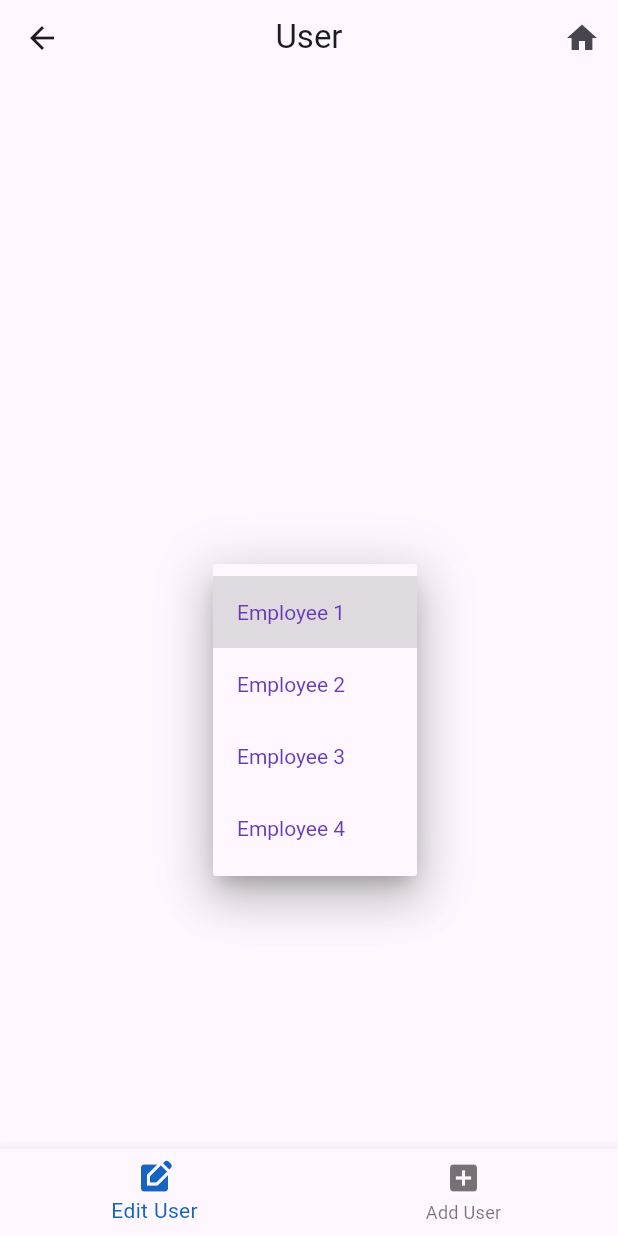
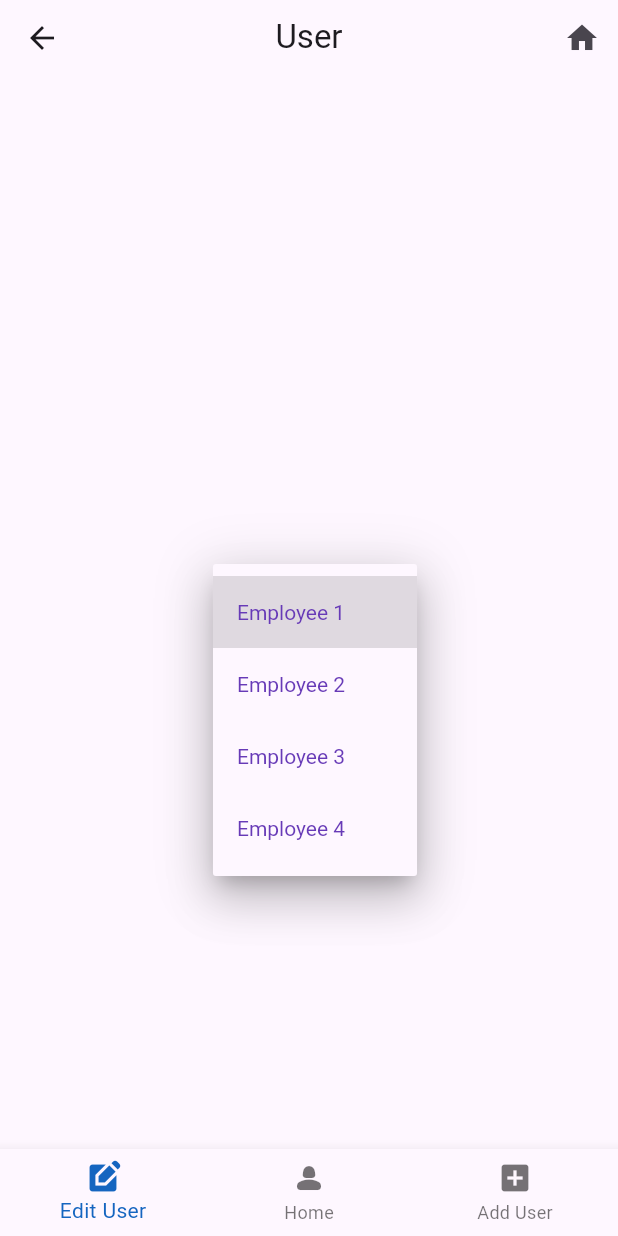
Before and after one commit to aagoel/StitchVault, a Flutter app: the User screen opened directly, after a tap on "Employee 1", on a phone screen of 412 x 824 dp. Run offline on Flutter 3.47's test engine with Material 2 defaults, Android fonts, the phone set to English and light mode, and no system bars; our stand-ins replace carousel_slider, dots_indicator.

Commit message:
User page modified (#6)

```diff
--- a/lib/user.dart
+++ b/lib/user.dart
@@ -10,16 +10,20 @@ class User extends StatefulWidget {
 }
 
 class _UserBottomNavigationBarExampleState extends State<User> {
-  int _selectedIndex = 0;
+  int _selectedIndex = 1;
   final String title = "User";
   static const TextStyle optionStyle =
       TextStyle(fontSize: 30, fontWeight: FontWeight.bold);
   static const List<Widget> _widgetOptions = <Widget>[
     DropdownButtonExample(),
     Text(
-      'Index 1: Add',
+      'Home Page',
       style: optionStyle,
     ),
+    Text(
+      'Add User',
+      style: optionStyle,
+    )
   ];
 
   void _onItemTapped(int index) {
@@ -42,6 +46,10 @@ class _UserBottomNavigationBarExampleState extends State<User> {
             label: 'Edit User',
           ),
           BottomNavigationBarItem(
+            icon: Icon(Icons.person_2_rounded),
+            label: 'Home',
+          ),
+          BottomNavigationBarItem(
             icon: Icon(Icons.add_box),
             label: 'Add User',
           ),
```
Also changed, not shown: lib/homepage.dart (line endings or trailing spaces).
